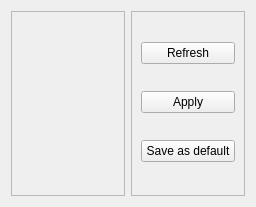
project-march/march, file march_rqt_gait_selection/resource/gait_selection.ui: the form before one commit.
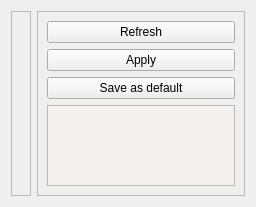
The form after the commit.

Commit message: Implement onscreen logging

The edit to the form file:
```diff
--- a/march_rqt_gait_selection/resource/gait_selection.ui
+++ b/march_rqt_gait_selection/resource/gait_selection.ui
@@ -56,6 +56,18 @@
         </property>
        </widget>
       </item>
+      <item>
+       <widget class="QPlainTextEdit" name="Log">
+        <property name="autoFillBackground">
+         <bool>false</bool>
+        </property>
+        <property name="styleSheet">
+         <string notr="true">#Log {
+background-color: #F2F1F0
+}</string>
+        </property>
+       </widget>
+      </item>
      </layout>
     </widget>
    </item>
```
The commit also changes 2 other files.
